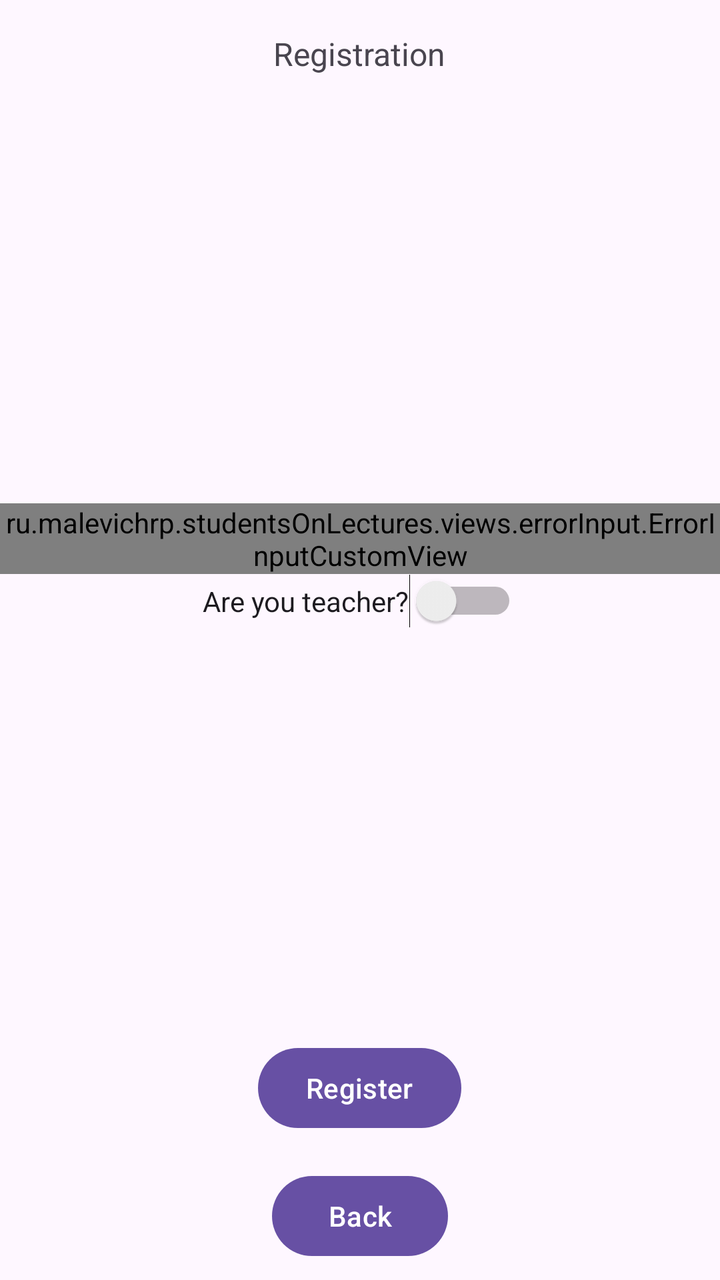
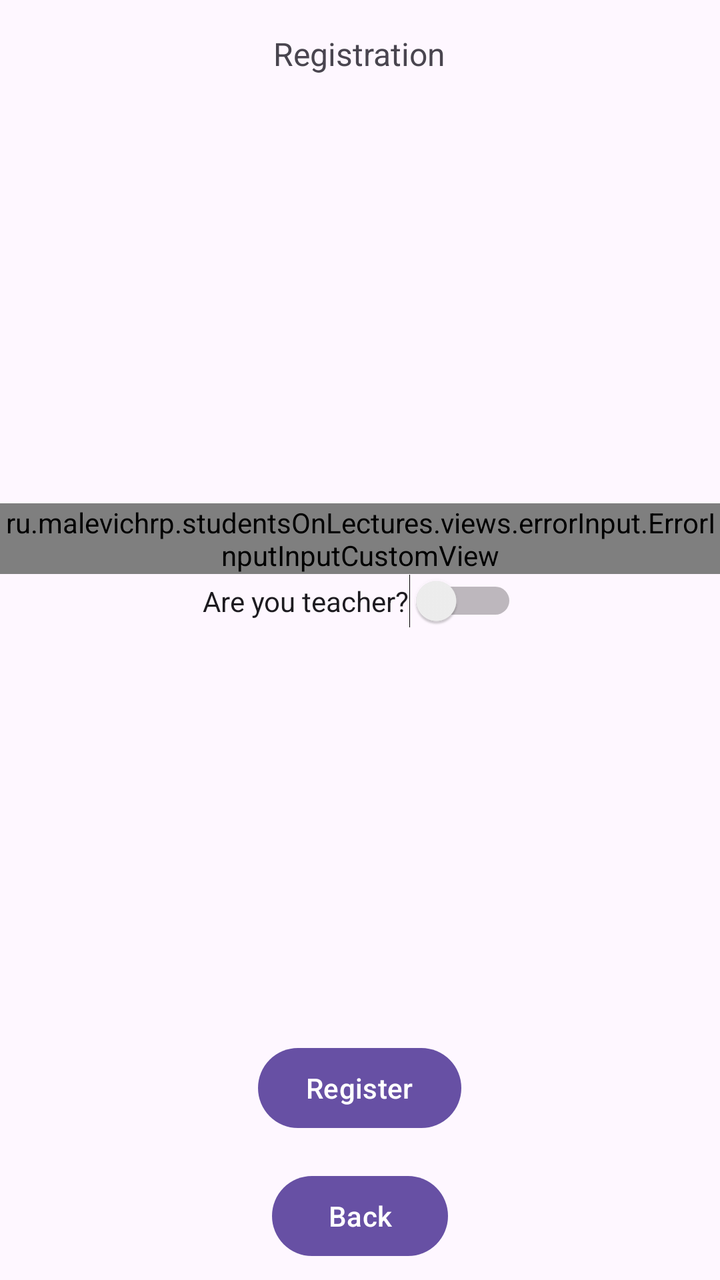

An Android layout rendered at two revisions. The XML below is the earlier revision; the diff shows what the commit changed to produce the second picture.
<!-- AndroidManifest.xml: application theme Theme.StudentsOnLectures -->
<!-- res/layout/fragment_registration.xml -->
<?xml version="1.0" encoding="utf-8"?>
<LinearLayout xmlns:android="http://schemas.android.com/apk/res/android"
    xmlns:tools="http://schemas.android.com/tools"
    android:layout_width="match_parent"
    android:layout_height="match_parent"
    android:gravity="center_horizontal"
    android:orientation="vertical">

    <TextView
        android:layout_width="wrap_content"
        android:layout_height="wrap_content"
        android:layout_margin="16dp"
        android:text="@string/registration"
        android:textSize="16sp" />

    <Space
        android:layout_width="match_parent"
        android:layout_height="0dp"
        android:layout_weight="1" />

    <ru.malevichrp.studentsOnLectures.views.errorInput.ErrorInputCustomView
        android:layout_width="match_parent"
        android:layout_height="wrap_content"
        android:id="@+id/nameInput"/>

    <Switch
        android:id="@+id/isTeacherSwitch"
        android:layout_width="wrap_content"
        android:layout_height="wrap_content"
        android:text="@string/are_you_teacher"
        tools:ignore="UseSwitchCompatOrMaterialXml" />

    <Space
        android:layout_width="match_parent"
        android:layout_height="0dp"
        android:layout_weight="1" />

    <Button
        android:id="@+id/registerButton"
        android:layout_width="wrap_content"
        android:layout_height="wrap_content"
        android:layout_margin="8dp"
        android:text="@string/register" />

    <Button
        android:id="@+id/backButton"
        android:layout_width="wrap_content"
        android:layout_height="wrap_content"
        android:layout_margin="8dp"
        android:text="@string/back" />
</LinearLayout>
<!-- resources referenced by this layout -->
<resources>
  <string name="are_you_teacher">Are you teacher?</string>
  <string name="back">Back</string>
  <string name="register">Register</string>
  <string name="registration">Registration</string>
  <style name="Theme.StudentsOnLectures" parent="Base.Theme.StudentsOnLectures" />
  <style name="Base.Theme.StudentsOnLectures" parent="Theme.Material3.DayNight.NoActionBar">
          
          
      </style>
</resources>

<!-- the commit's change to res/layout/fragment_registration.xml (unified diff, before → after) -->
@@ -18,7 +18,7 @@
         android:layout_height="0dp"
         android:layout_weight="1" />
 
-    <ru.malevichrp.studentsOnLectures.views.errorInput.ErrorInputCustomView
+    <ru.malevichrp.studentsOnLectures.views.errorInput.ErrorInputInputCustomView
         android:layout_width="match_parent"
         android:layout_height="wrap_content"
         android:id="@+id/nameInput"/>
